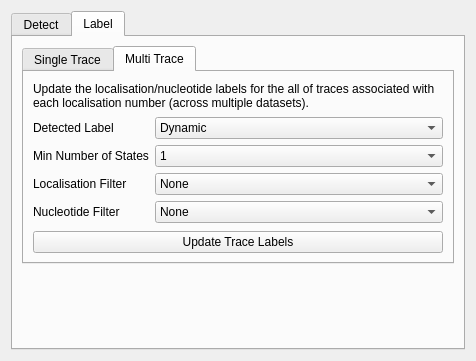
The window that src/DeepGapSeq/GUI/GUI_windows/detectwindow_gui.ui (piedrro/DeepGapSeq) describes before a commit, drawn with Qt 5.
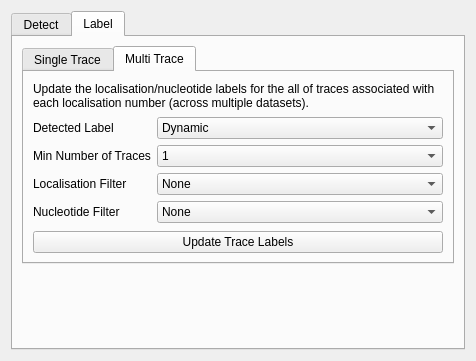
The same window after the commit. The open tabs and pages were chosen to show the change.

```diff
--- a/src/DeepGapSeq/GUI/GUI_windows/detectwindow_gui.ui
+++ b/src/DeepGapSeq/GUI/GUI_windows/detectwindow_gui.ui
@@ -465,7 +465,7 @@
              <item row="1" column="0">
               <widget class="QLabel" name="label_8">
                <property name="text">
-                <string>Min Number of States</string>
+                <string>Min Number of Traces</string>
                </property>
               </widget>
              </item>
```
Left out of the diff: 4 changed lines with no effect on the pictures.
